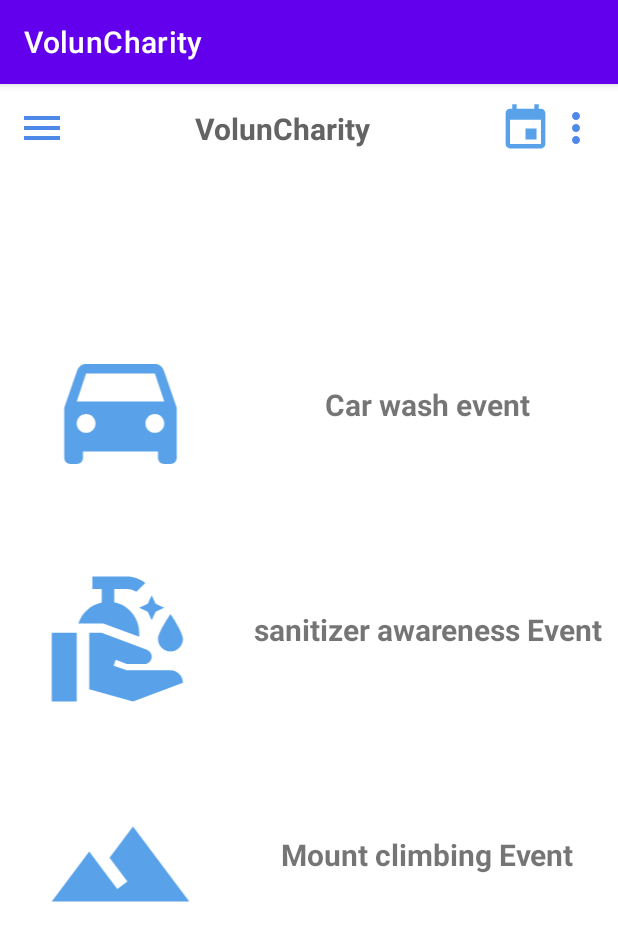
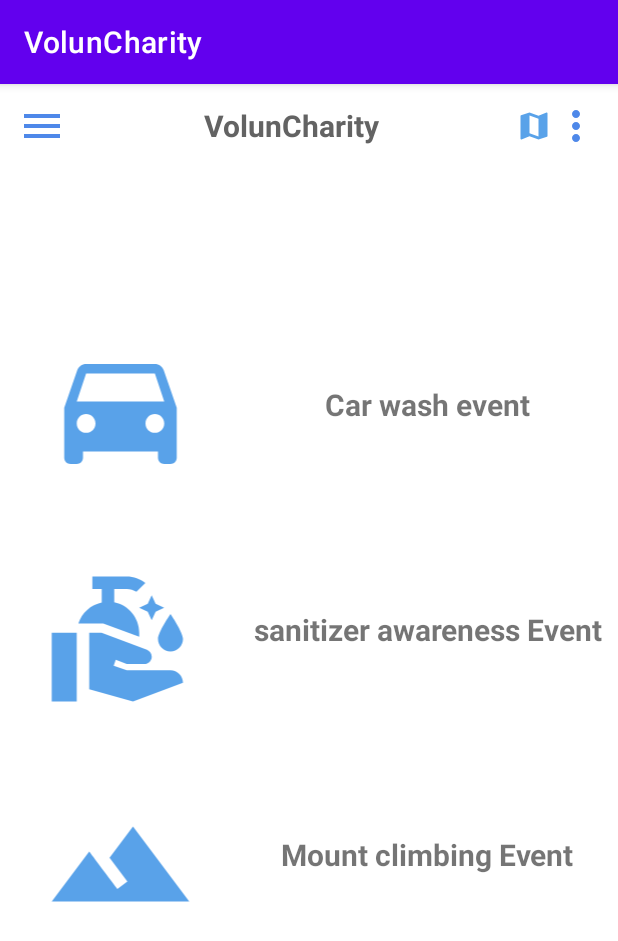
Before and after one commit to TheGreatAndrew/VolunCharity, an Android app: the screen it shows after launch once a user with an empty profile is signed in (HomePageActivity), on a phone screen of 412 x 824 dp. Shown: the top 941 px of the screen. Run offline under Robolectric (Android 15) with nearby library versions, the phone set to English and light mode, and no system bars; our stand-ins replace Firebase (no records; nobody signed in at launch, a user with empty details on screens opened directly).

Commit message:
map icon, login black color

```diff
--- /dev/null
+++ b/app/src/main/res/drawable/ic_baseline_map_24.xml
@@ -0,0 +1,5 @@
+<vector android:height="24dp" android:tint="#59A2E9"
+    android:viewportHeight="24" android:viewportWidth="24"
+    android:width="24dp" xmlns:android="http://schemas.android.com/apk/res/android">
+    <path android:fillColor="@android:color/white" android:pathData="M20.5,3l-0.16,0.03L15,5.1 9,3 3.36,4.9c-0.21,0.07 -0.36,0.25 -0.36,0.48V20.5c0,0.28 0.22,0.5 0.5,0.5l0.16,-0.03L9,18.9l6,2.1 5.64,-1.9c0.21,-0.07 0.36,-0.25 0.36,-0.48V3.5c0,-0.28 -0.22,-0.5 -0.5,-0.5zM15,19l-6,-2.11V5l6,2.11V19z"/>
+</vector>
--- a/app/src/main/res/layout/fragment_login.xml
+++ b/app/src/main/res/layout/fragment_login.xml
@@ -63,7 +63,7 @@
         android:layout_marginLeft="20dp"
         android:layout_marginRight="20dp"
         android:layout_marginTop="15dp"
-        android:textColor="@android:color/white"
+        android:textColor="@android:color/black"
         android:text="@string/login"/>
 
     <ImageView
--- a/app/src/main/res/layout/fragment_register.xml
+++ b/app/src/main/res/layout/fragment_register.xml
@@ -92,7 +92,7 @@
             android:layout_marginRight="20dp"
             android:layout_marginBottom="30dp"
             android:layout_centerInParent="true"
-            android:textColor="@android:color/white"
+            android:textColor="@android:color/black"
             android:text="@string/register"/>
 
         <ImageView
--- a/app/src/main/res/layout/home_toolbar.xml
+++ b/app/src/main/res/layout/home_toolbar.xml
@@ -27,7 +27,7 @@
         android:layout_width="wrap_content"
         android:layout_height="wrap_content"
         android:onClick="MapClick"
-        android:src="@drawable/ic_event"/>
+        android:src="@drawable/ic_baseline_map_24"/>
 
     <ImageView
         android:layout_width="wrap_content"
```
Also changed, not shown: app/src/main/res/drawable-v24/map.png (added).
